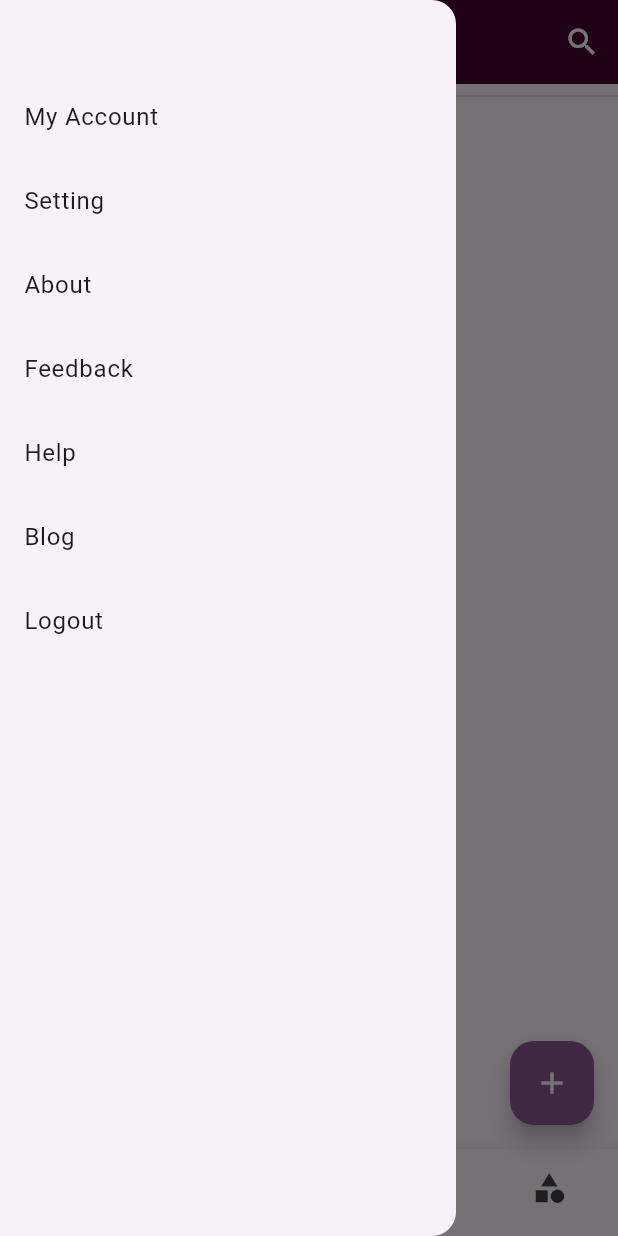
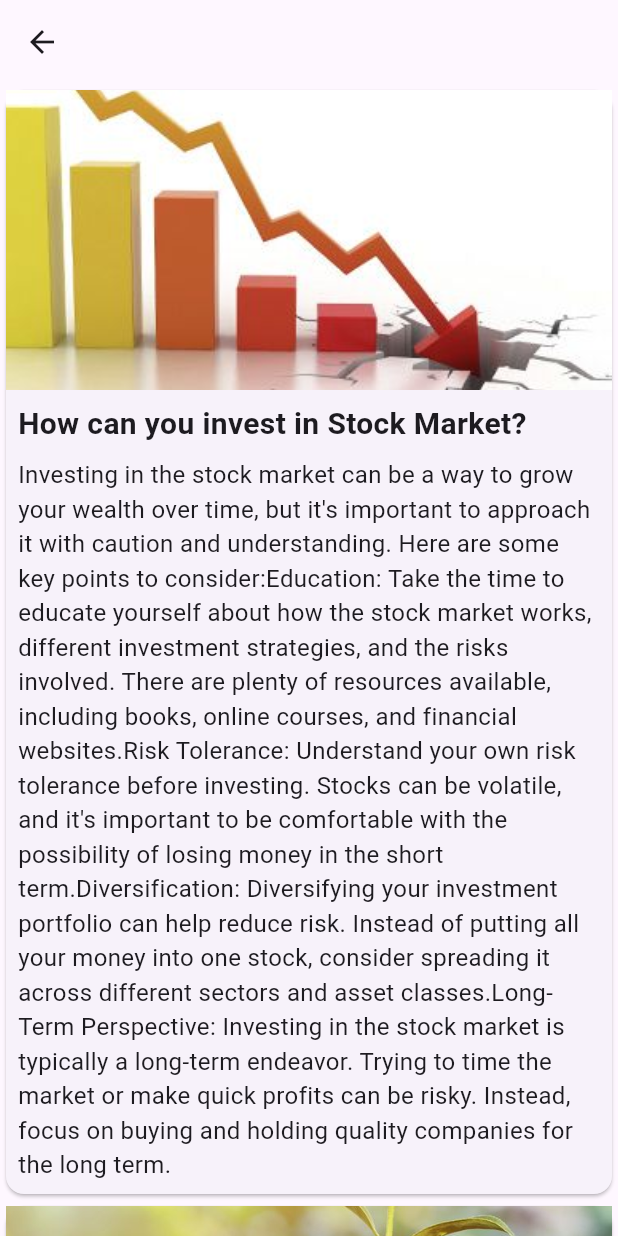
Before and after one commit to suraj-k-s/Spendify, a Flutter app: the DashBoard screen opened directly, item 3 of the bottom bar chosen, in the side drawer, after a tap on "Blog", on a phone screen of 412 x 824 dp. Run offline on Flutter 3.47's test engine with Material 3 defaults, Android fonts, the phone set to English and light mode, and no system bars; our stand-ins replace cloud_firestore, firebase_auth, firebase_core, firebase_storage, flutter_local_notifications, fluttertoast and 9 more; missing offline and left inert: workmanager; accounts and stored records are empty.

Commit message:
blog structure

```diff
--- a/lib/blog.dart
+++ b/lib/blog.dart
@@ -1,4 +1,5 @@
 import 'package:flutter/material.dart';
+import 'package:spendify/data/blog_data.dart';
 
 class Blog extends StatefulWidget {
   const Blog({super.key});
@@ -10,6 +11,72 @@ class Blog extends StatefulWidget {
 class _BlogState extends State<Blog> {
   @override
   Widget build(BuildContext context) {
-    return const Scaffold();
+    return Scaffold(
+      appBar: AppBar(),
+      body: ListView.builder(
+        itemCount: blogData.length,
+        shrinkWrap: true,
+        itemBuilder: (context, index) {
+          final String question = blogData[index]['QUESTION'];
+          final String answer = blogData[index]['ANSWER'];
+          final String image = blogData[index]['image'];
+
+          return  BudgetTip(
+              image:image,
+              question: question,
+              answer:answer,
+
+            );
+        },
+      ),
+    );
   }
 }
+class BudgetTip extends StatelessWidget {
+  final String image;
+  final String question;
+  final String answer;
+
+  BudgetTip({
+    required this.image,
+    required this.question,
+    required this.answer,
+  });
+
+  @override
+  Widget build(BuildContext context) {
+    return Card(
+      child: Column(
+        crossAxisAlignment: CrossAxisAlignment.start,
+        children: [
+          Image.asset(
+            image,
+            fit: BoxFit.cover,
+            height: 200,
+            width: double.infinity,
+          ),
+          Padding(
+            padding: EdgeInsets.all(8.0),
+            child: Column(
+              crossAxisAlignment: CrossAxisAlignment.start,
+              children: [
+                Text(
+                  question,
+                  style: TextStyle(
+                    fontSize: 20,
+                    fontWeight: FontWeight.bold,
+                  ),
+                ),
+                SizedBox(height: 8),
+                Text(
+                  answer,
+                  style: TextStyle(fontSize: 16),
+                ),
+              ],
+            ),
+          ),
+        ],
+      ),
+    );
+  }
+}
--- a/lib/budget.dart
+++ b/lib/budget.dart
@@ -1,5 +1,3 @@
-import 'dart:ffi';
-
 import 'package:firebase_auth/firebase_auth.dart';
 import 'package:flutter/material.dart';
 import 'package:spendify/Components/add_budget.dart';
--- a/lib/dashboard_screen.dart
+++ b/lib/dashboard_screen.dart
@@ -2,8 +2,8 @@ import 'package:flutter/material.dart';
 import 'package:shared_preferences/shared_preferences.dart';
 import 'package:spendify/about.dart';
 import 'package:spendify/analysis.dart';
+import 'package:spendify/blog.dart';
 import 'package:spendify/budget.dart';
-import 'package:spendify/budgetlimit.dart';
 import 'package:spendify/category.dart';
 import 'package:spendify/feedback.dart';
 import 'package:spendify/help.dart';
@@ -128,6 +128,11 @@ class _DashBoardState extends State<DashBoard> {
             ListTile(
               title: const Text("Blog"),
               onTap: () {
+                Navigator.push(
+                    context,
+                    MaterialPageRoute(
+                      builder: (context) => const Blog(),
+                    ));
 
               },
             ),
--- a/lib/data/blogData.dart
+++ /dev/null
@@ -1,24 +0,0 @@
-const List<Map<String, dynamic>> BlogData = [
-  // Income Categories
-  {
-    'QUESTION': 'How can we invest in STOCK MARKET?',
-    'ANSWER' :"Investing in the stock market can be a way to grow your wealth over time, but its important to approach it with caution and understanding. Here are some key points to consider:Education: Take the time to educate yourself about how the stock market works, different investment strategies, and the risks involved. There are plenty of resources available, including books, online courses, and financial websites.' Risk Tolerance: Understand your own risk tolerance before investing. Stocks can be volatile, and it's important to be comfortable with the possibility of losing money in the short term. Diversification: Diversifying your investment portfolio can help reduce risk. Instead of putting all your money into one stock, consider spreading it across different sectors and asset classes. Long-Term Perspective: Investing in the stock market is typically a long-term endeavor. Trying to time the market or make quick profits can be risky. Instead, focus on buying and holding quality companies for the long term.",
-  },
-
-  {
-    'QUESTION': 'How can I set budget limit in the app?',
-    'ANSWER':  'To set the budget limit, go to the "Budgets" section of the app and click on "Set Budget." Enter the budget limit for each category, such as groceries, utilities, and entertainment. The app will then help you limit your spending against these budgeted amounts.'
-  },
-  {
-    'QUESTION': 'How can get financial suggestions and education?',
-    'ANSWER':  ''
-  },
-  {
-    'QUESTION': 'How can I can track my expenses?',
-    'ANSWER':  'To track expenses, navigate to "ANALYSIS" section of the app and select Chart or Calendar option.'
-  },
-  {
-    'QUESTION': 'Is it possible to Customize budget categories?',
-    'ANSWER':  'Absolutely! You can customize budget categories to fit your specific needs. Simply go to the "Category" section of the app and click on the button on the right side of the page. Select the specific option to "Edit" or "Delete".'
-  },
-];
--- /dev/null
+++ b/lib/data/blog_data.dart
@@ -0,0 +1,24 @@
+List<Map<String, dynamic>> blogData = [
+  // Income Categories
+  {
+     'image':"assets/stockmarket.jpeg",
+    'QUESTION': 'How can you invest in Stock Market?',
+    'ANSWER':"Investing in the stock market can be a way to grow your wealth over time, but it's important to approach it with caution and understanding. Here are some key points to consider:Education: Take the time to educate yourself about how the stock market works, different investment strategies, and the risks involved. There are plenty of resources available, including books, online courses, and financial websites.Risk Tolerance: Understand your own risk tolerance before investing. Stocks can be volatile, and it's important to be comfortable with the possibility of losing money in the short term.Diversification: Diversifying your investment portfolio can help reduce risk. Instead of putting all your money into one stock, consider spreading it across different sectors and asset classes.Long-Term Perspective: Investing in the stock market is typically a long-term endeavor. Trying to time the market or make quick profits can be risky. Instead, focus on buying and holding quality companies for the long term."
+  },
+
+  {
+    'image':"assets/savemoney.jpeg",
+     'QUESTION': 'How can you save money by investing in money in Saving goals?',
+    'ANSWER':  " Investing in saving goals can be an effective way to grow your money over time while working towards specific financial objectives. Here's how you can save money by investing in saving goals:Compound Interest: By investing your savings, you can take advantage of the power of compound interest. This means that not only do you earn interest on your initial investment, but you also earn interest on the interest you've already earned. Over time, compounding can significantly boost your savings growth.Achieve Specific Goals: Investing in saving goals allows you to align your investments with specific financial objectives, such as buying a house, funding education, or retiring comfortably. By investing strategically, you can work towards achieving these goals more efficiently and cost-effectively."
+  },
+  {
+     'image':"assets/food.jpeg",
+      'QUESTION': 'How can you reduce money spend on Food?',
+    'ANSWER':  'Reducing money spent on food is a practical way to save money. Here are some tips to help you cut costs while still enjoying nutritious meals:Plan Meals: Plan your meals for the week ahead of time. Create a shopping list based on your meal plan to avoid impulse purchases and reduce food waste.Buy in Bulk: Purchase non-perishable items in bulk when they are on sale to take advantage of lower unit prices. This is especially useful for items like rice, pasta, beans, and canned goods.Cook at Home: Eating out at restaurants can be expensive. Cook meals at home more often to save money. Experiment with new recipes and try cooking in batches to save time and money.Limit Eating Out: Reserve eating out for special occasions or as an occasional treat. Pack lunches for work or school instead of buying food from restaurants or cafes.'
+  },
+  {
+     'image':"assets/entertainment.jpeg",
+    'QUESTION': 'How can you reduce money spend on Entertainment?',
+    'ANSWER':  'Reducing spending on entertainment can help you save money while still enjoying leisure activities. Here are some tips to cut costs without sacrificing fun:Budget for Entertainment: Set a monthly budget for entertainment expenses, including activities like dining out, movies, concerts, and hobbies. Stick to your budget to avoid overspending.Explore Free or Low-Cost Activities: Look for free or low-cost entertainment options in your area, such as visiting parks, attending community events, exploring museums on free admission days, or hiking local trails'
+  },
+];
```
Also changed, not shown: assets/food.jpeg (renamed from assets/reduce money on food.jpeg).
